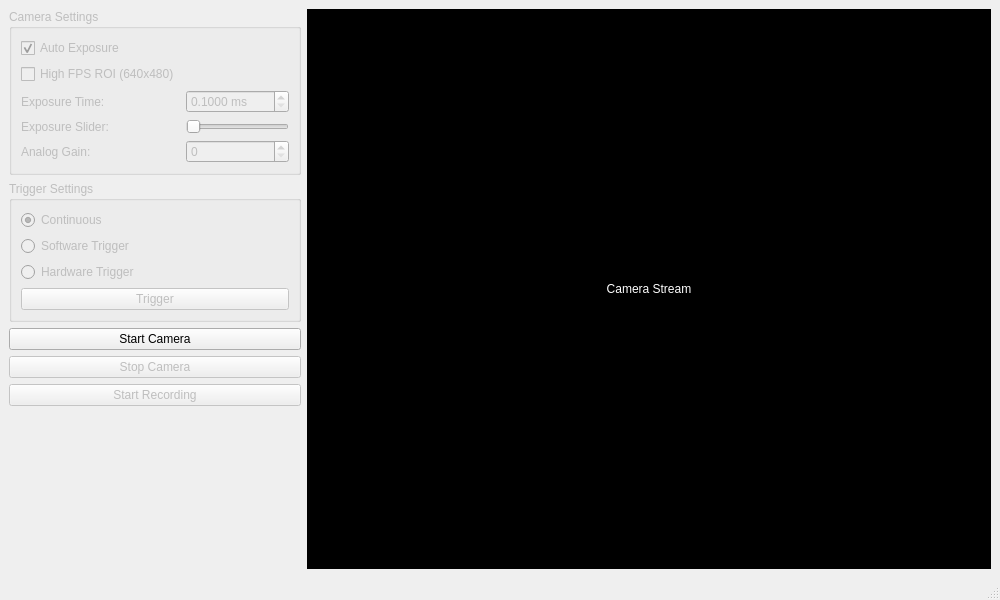
This is mainwindow.ui in dakoner/mindvision_python_app as Qt 5 draws it before an edit. The edited form follows.
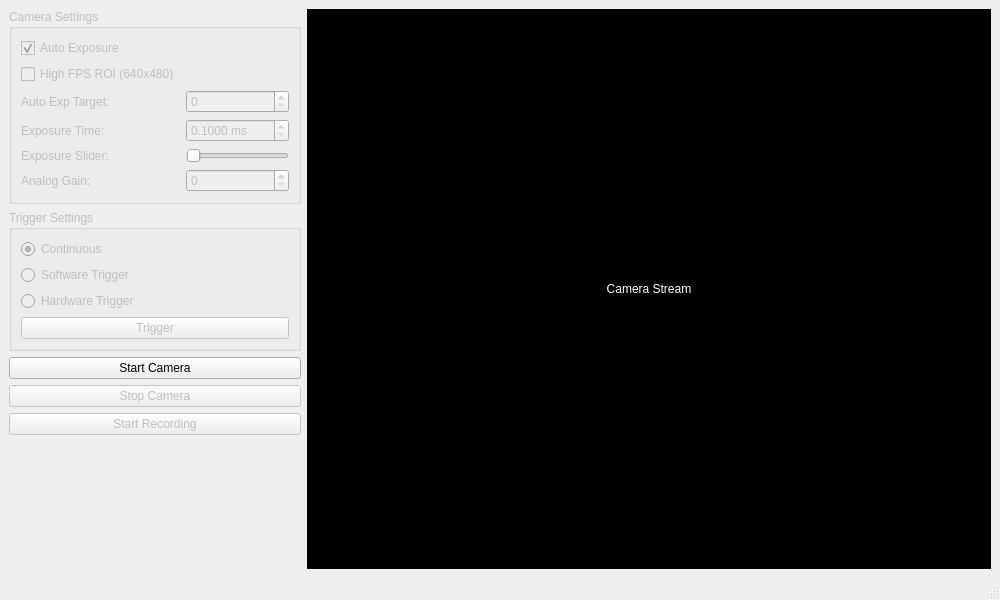
This is the edited form.

What changed in the file:
```diff
--- a/mainwindow.ui
+++ b/mainwindow.ui
@@ -53,13 +53,30 @@
           </widget>
          </item>
          <item row="2" column="0">
+          <widget class="QLabel" name="label_ae_target">
+           <property name="text">
+            <string>Auto Exp Target:</string>
+           </property>
+          </widget>
+         </item>
+         <item row="2" column="1">
+          <widget class="QSpinBox" name="spin_ae_target">
+           <property name="minimum">
+            <number>0</number>
+           </property>
+           <property name="maximum">
+            <number>255</number>
+           </property>
+          </widget>
+         </item>
+         <item row="3" column="0">
           <widget class="QLabel" name="label_exposure_time">
            <property name="text">
             <string>Exposure Time:</string>
            </property>
           </widget>
          </item>
-         <item row="2" column="1">
+         <item row="3" column="1">
           <widget class="QDoubleSpinBox" name="spin_exposure_time">
            <property name="enabled">
             <bool>false</bool>
@@ -78,14 +95,14 @@
            </property>
           </widget>
          </item>
-         <item row="3" column="0">
+         <item row="4" column="0">
           <widget class="QLabel" name="label_exposure_slider">
            <property name="text">
             <string>Exposure Slider:</string>
            </property>
           </widget>
          </item>
-         <item row="3" column="1">
+         <item row="4" column="1">
           <widget class="QSlider" name="slider_exposure">
            <property name="enabled">
             <bool>false</bool>
@@ -98,14 +115,14 @@
            </property>
           </widget>
          </item>
-         <item row="4" column="0">
+         <item row="5" column="0">
           <widget class="QLabel" name="label_gain">
            <property name="text">
             <string>Analog Gain:</string>
            </property>
           </widget>
          </item>
-         <item row="4" column="1">
+         <item row="5" column="1">
           <widget class="QSpinBox" name="spin_gain">
            <property name="maximum">
             <number>100</number>
```
